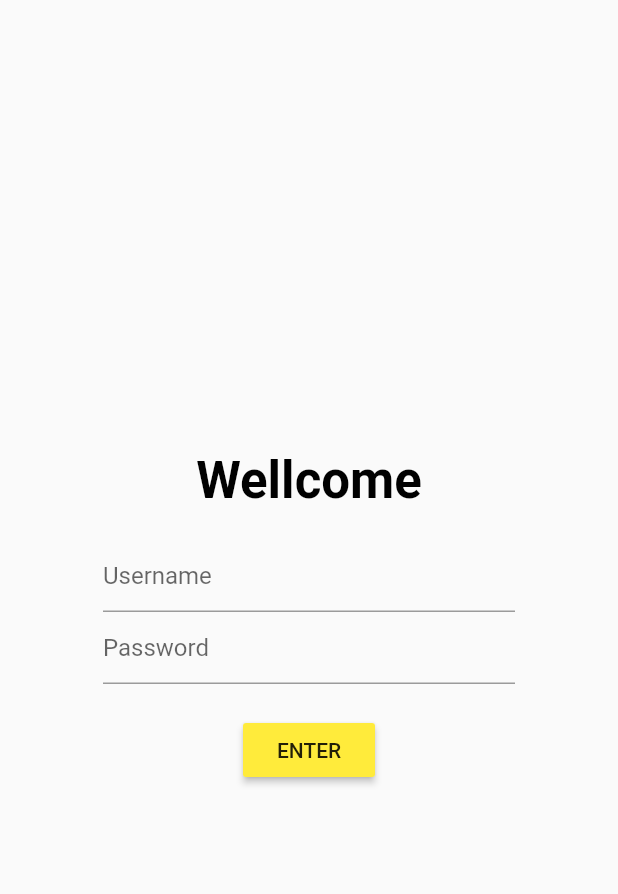
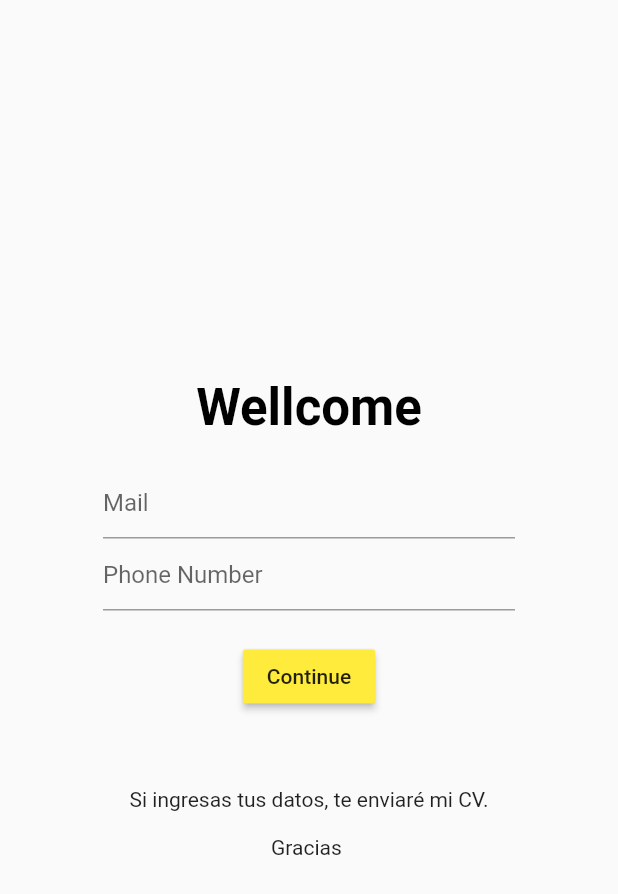
Before and after one commit to jjsolarte/state_management, a Flutter app: the screen it shows after launch, on a phone screen of 412 x 824 dp. Shown: the top 894 px of the screen. Run offline on Flutter 3.47's test engine with Material 2 defaults, Android fonts, the phone set to English and light mode, and no system bars.

Commit message:
Login Update

```diff
--- a/lib/ui/login_screen.dart
+++ b/lib/ui/login_screen.dart
@@ -22,13 +22,14 @@ class LoginScreen extends StatelessWidget {
             SizedBox(
               width: MediaQuery.of(context).size.width / 1.5,
               child: TextField( decoration: InputDecoration(
-                  hintText: "Username"
+                  hintText: "Mail"
               ),),
             ),
             SizedBox(
               width: MediaQuery.of(context).size.width / 1.5,
-              child: TextField( decoration: InputDecoration(
-                  hintText: "Password"
+              child:
+              TextField( decoration: InputDecoration(
+                  hintText: "Phone Number"
               ),),
             ),
             SizedBox(
@@ -39,7 +40,10 @@ class LoginScreen extends StatelessWidget {
               Navigator.of(context).pushReplacement(
                 MaterialPageRoute(builder: (_)=> page),
               );
-            }, child: Text("ENTER"),)
+            }, child: Text("Continue"),),
+            SizedBox(height: 50,),
+            Text("Si ingresas tus datos, te enviaré mi CV.\n "),
+            Text("Gracias ")
           ],
         ),
       ),
```
